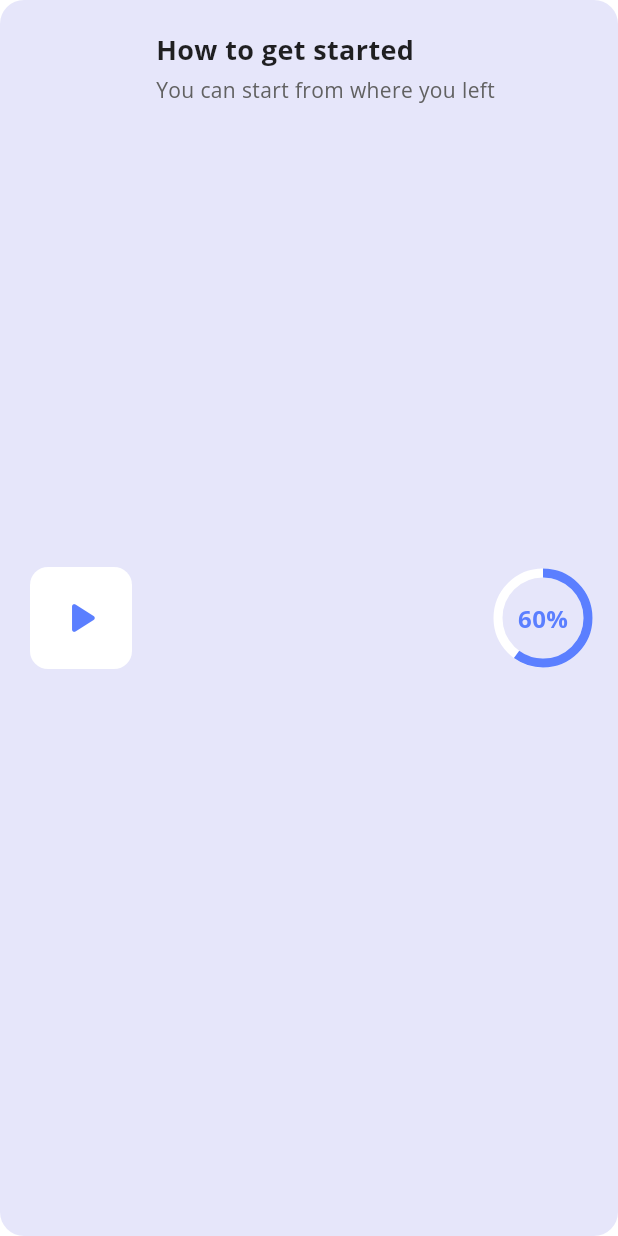
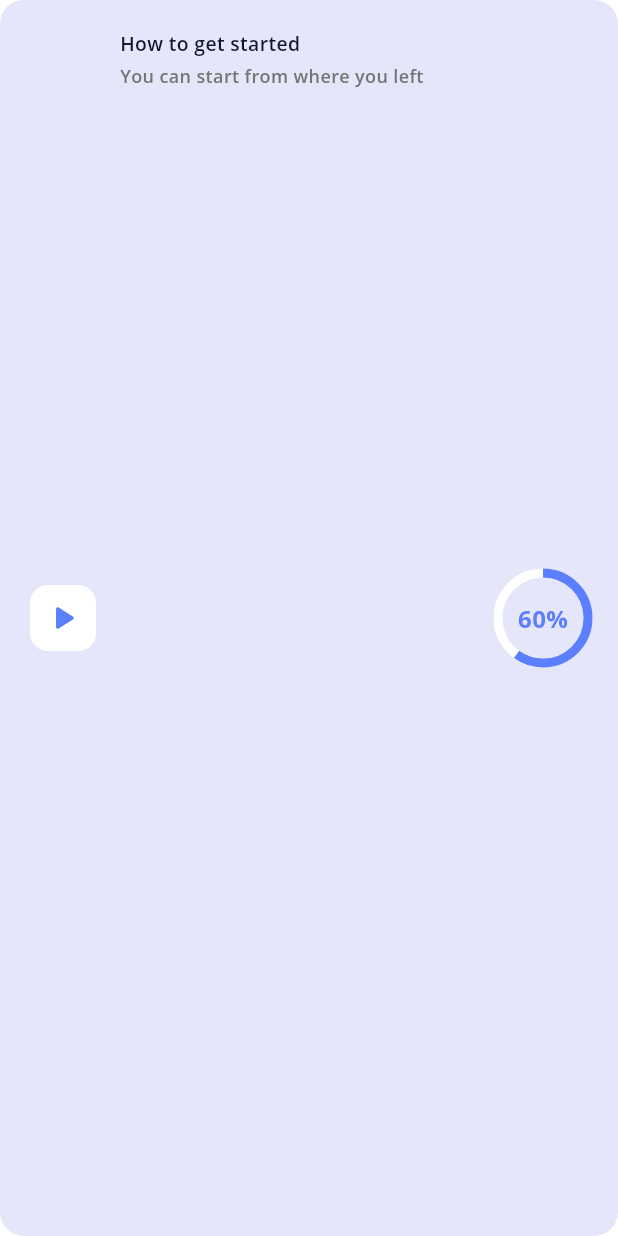
Before and after one commit to orangery-me/e-learning-mobile, a Flutter app: the ContinueLearningCard widget shown alone on an empty page, opened directly, on a phone screen of 412 x 824 dp. Run offline on Flutter 3.47's test engine with Material 3 defaults, Android fonts, the phone set to English and light mode, and no system bars; our stand-ins replace bloc, chewie, crystal_navigation_bar, device_info_plus, dio, easy_localization and 17 more; missing offline and left inert: saver_gallery, stomp_dart_client; accounts and stored records are empty; network calls fail.

Commit message:
fix: update home UI

```diff
--- a/lib/app/app.dart
+++ b/lib/app/app.dart
@@ -22,12 +22,6 @@ class _AppState extends State<App> {
   final GlobalKey<NavigatorState> _navigatorKey =
       getIt<GlobalKey<NavigatorState>>();
   NavigatorState get _navigator => _navigatorKey.currentState!;
-
-  @override
-  void dispose() {
-    _navigator.dispose();
-    super.dispose();
-  }
 
   @override
   Widget build(BuildContext context) {
--- a/lib/common/theme/text_styles.dart
+++ b/lib/common/theme/text_styles.dart
@@ -78,7 +78,8 @@ class AppTextStyles extends ThemeExtension<AppTextStyles> {
       heading1: Fonts.s32w7.copyWith(color: palette.normalText),
       heading2: Fonts.s24w7.copyWith(color: palette.normalText),
       heading3: Fonts.s22w7.copyWith(color: palette.normalText),
-      heading4: Fonts.s18w6.copyWith(color: palette.normalText),
+      heading4: Fonts.s16w6
+          .copyWith(color: palette.normalText, fontWeight: FontWeight.w700),
       subHeading1: Fonts.s18w6.copyWith(color: palette.normalText),
       subHeading2: Fonts.s16w6.copyWith(color: palette.normalText),
       body1: Fonts.s14w6.copyWith(color: palette.normalText),
--- a/lib/presentation/home/view/course_detail_view.dart
+++ b/lib/presentation/home/view/course_detail_view.dart
@@ -330,7 +330,7 @@ class _CourseDetailViewState extends State<CourseDetailView> {
                 const SizedBox(width: 8),
                 Text(
                   'Course Info',
-                  style: context.textStyles.heading3.copyWith(
+                  style: context.textStyles.heading4.copyWith(
                     fontWeight: FontWeight.w700,
                   ),
                 ),
@@ -768,7 +768,7 @@ class _CourseDetailViewState extends State<CourseDetailView> {
                         children: [
                           Text(
                             widget.course.instructor.name,
-                            style: context.textStyles.heading3.copyWith(
+                            style: context.textStyles.heading4.copyWith(
                               fontWeight: FontWeight.w700,
                             ),
                           ),
@@ -1101,7 +1101,7 @@ class _CourseDetailViewState extends State<CourseDetailView> {
                 sectionTitle: '',
                 courses: relatedCourses,
                 showSeeAll: false,
-                cardHeight: 400,
+                cardHeight: 300,
                 showCategory: true,
                 padding: EdgeInsets.zero,
               ),
--- a/lib/presentation/home/widgets/continue_learning.dart
+++ b/lib/presentation/home/widgets/continue_learning.dart
@@ -1,3 +1,4 @@
+import 'package:e_learning_mobile/common/extensions/context_extension.dart';
 import 'package:flutter/material.dart';
 
 class ContinueLearningCard extends StatelessWidget {
@@ -23,7 +24,7 @@ class ContinueLearningCard extends StatelessWidget {
       child: Row(
         children: [
           Container(
-            padding: const EdgeInsets.all(16),
+            padding: const EdgeInsets.all(8),
             decoration: BoxDecoration(
               color: Colors.white,
               borderRadius: BorderRadius.circular(12),
@@ -31,7 +32,7 @@ class ContinueLearningCard extends StatelessWidget {
             child: const Icon(
               Icons.play_arrow_rounded,
               color: Color(0xFF5B7FFF),
-              size: 36,
+              size: 28,
             ),
           ),
           const SizedBox(width: 16),
@@ -41,19 +42,14 @@ class ContinueLearningCard extends StatelessWidget {
               children: [
                 Text(
                   title,
-                  style: const TextStyle(
-                    fontSize: 18,
-                    fontWeight: FontWeight.bold,
-                    color: Colors.black87,
-                  ),
+                  style: context.textStyles.body2
+                      .copyWith(fontWeight: FontWeight.w600),
                 ),
                 const SizedBox(height: 4),
                 Text(
                   subtitle,
-                  style: TextStyle(
-                    fontSize: 14,
-                    color: Colors.grey[700],
-                  ),
+                  style: context.textStyles.body1
+                      .copyWith(color: Colors.grey[600], fontSize: 12),
                 ),
               ],
             ),
--- a/lib/presentation/home/widgets/course_view_section.dart
+++ b/lib/presentation/home/widgets/course_view_section.dart
@@ -68,14 +68,14 @@ class CourseViewSection extends StatelessWidget {
                 children: [
                   Text(
                     sectionTitle,
-                    style: context.textStyles.heading3
+                    style: context.textStyles.heading4
                         .copyWith(color: sectionTitleColor),
                   ),
                   if (subtitle != null) ...[
                     const SizedBox(height: 4),
                     Text(subtitle!,
-                        style: context.textStyles.body1
-                            .copyWith(color: subtitleColor, fontSize: 14)),
+                        style: context.textStyles.body2
+                            .copyWith(color: subtitleColor, fontSize: 12)),
                   ],
                 ],
               ),
--- a/lib/presentation/home/widgets/enrollment_view_section.dart
+++ b/lib/presentation/home/widgets/enrollment_view_section.dart
@@ -52,7 +52,7 @@ class EnrollmentViewSection extends StatelessWidget {
             children: [
               Text(
                 sectionTitle,
-                style: context.textStyles.heading3
+                style: context.textStyles.heading4
                     .copyWith(color: sectionTitleColor),
               ),
               if (subtitle != null) ...[
--- a/lib/presentation/home/widgets/user_header.dart
+++ b/lib/presentation/home/widgets/user_header.dart
@@ -55,7 +55,7 @@ class UserHeader extends StatelessWidget {
                 const SizedBox(height: 4),
                 Text(
                   name,
-                  style: context.textStyles.heading3.copyWith(
+                  style: context.textStyles.heading4.copyWith(
                     fontWeight: FontWeight.w600,
                     color: context.palette.normalText,
                   ),
```
Also changed, not shown: lib/presentation/home/view/home_view.dart (+5 -14 lines), lib/presentation/home/widgets/course_card.dart (+8 -7 lines), lib/presentation/home/widgets/rating_widget.dart (+10 -10 lines).
